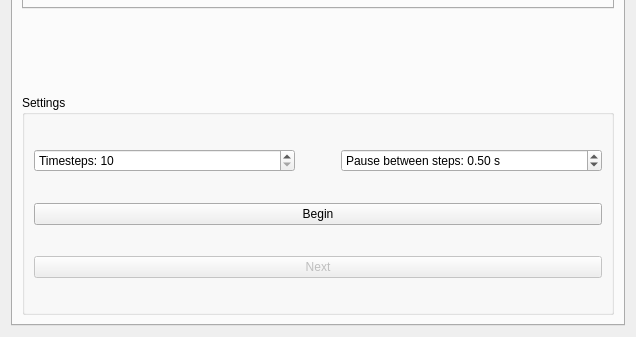
Above: Plugin-Master/MasterToolbarBase.ui from a2mont/master-thesis before the change; both pictures show x 0 to 636 and y 258 to 595 of the 636 by 595 pixel window. Below: the same form after it.
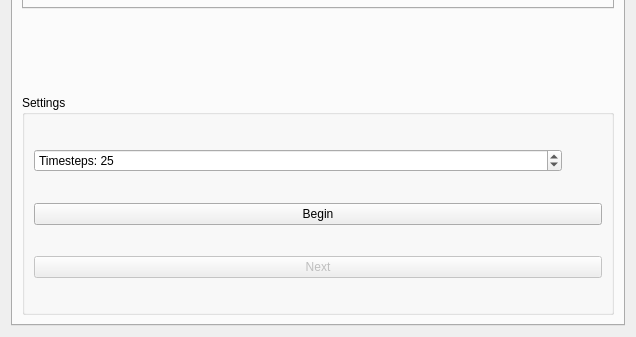
That is the form after the change. The open tabs and pages were chosen to show the change.

Diff of the .ui file:
```diff
--- a/Plugin-Master/MasterToolbarBase.ui
+++ b/Plugin-Master/MasterToolbarBase.ui
@@ -344,25 +344,6 @@
             </item>
             <item row="0" column="0">
              <layout class="QGridLayout" name="gridLayout_9">
-              <item row="0" column="3">
-               <widget class="QDoubleSpinBox" name="pauseSpinBox">
-                <property name="prefix">
-                 <string>Pause between steps: </string>
-                </property>
-                <property name="suffix">
-                 <string> s</string>
-                </property>
-                <property name="maximum">
-                 <double>1.500000000000000</double>
-                </property>
-                <property name="singleStep">
-                 <double>0.100000000000000</double>
-                </property>
-                <property name="value">
-                 <double>0.500000000000000</double>
-                </property>
-               </widget>
-              </item>
               <item row="0" column="2">
                <spacer name="horizontalSpacer_5">
                 <property name="orientation">
@@ -396,6 +377,12 @@
                 <property name="singleStep">
                  <number>1</number>
                 </property>
+                <property name="value">
+                 <number>25</number>
+                </property>
+                <property name="displayIntegerBase">
+                 <number>10</number>
+                </property>
                </widget>
               </item>
              </layout>
```
Left out of the diff: 2 changed lines with no effect on the pictures.
